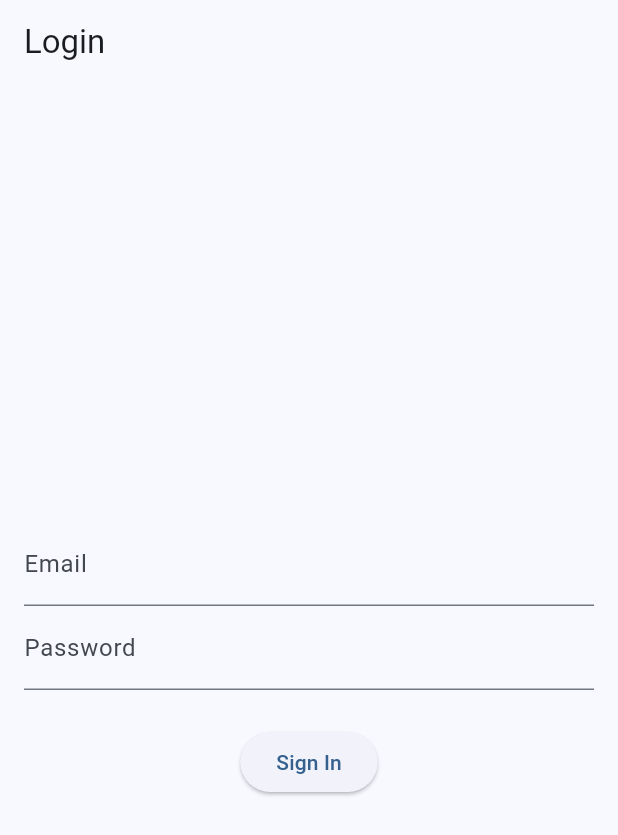
After one commit to gjorgiandonovski/CoastGuardFlutterApp, a Flutter app: the screen it shows after launch, on a phone screen of 412 x 824 dp. The commit adds this screen. Shown: the top 835 px of the screen. Run offline on Flutter 3.47's test engine with Material 3 defaults, Android fonts, the phone set to English and light mode, and no system bars; our stand-ins replace cloud_firestore, firebase_auth, firebase_core, flutter_map, fluttertoast, geolocator and 3 more; accounts and stored records are empty.

Commit message:
chore: screens, login page, authentication not working correctly yet

```diff
--- a/lib/app.dart
+++ b/lib/app.dart
@@ -1,6 +1,7 @@
 import 'package:flutter/material.dart';
-
+import 'package:firebase_auth/firebase_auth.dart';
 import 'main_screen.dart';
+import 'screens/login_screen.dart';
 
 class ProjectMadApp extends StatelessWidget {
   const ProjectMadApp({super.key});
@@ -14,7 +15,20 @@ class ProjectMadApp extends StatelessWidget {
         colorScheme: ColorScheme.fromSeed(seedColor: Colors.blue),
         useMaterial3: true,
       ),
-      home: const MainScreen(),
+      home: StreamBuilder<User?>(
+        stream: FirebaseAuth.instance.authStateChanges(),
+        builder: (context, snapshot) {
+          if (snapshot.connectionState == ConnectionState.waiting) {
+            return const Scaffold(
+              body: Center(child: CircularProgressIndicator()),
+            );
+          }
+          if (snapshot.hasData) {
+            return const MainScreen();
+          }
+          return const LoginScreen();
+        },
+      ),
     );
   }
 }
--- /dev/null
+++ b/lib/screens/login_screen.dart
@@ -0,0 +1,63 @@
+import 'package:flutter/material.dart';
+import 'package:firebase_auth/firebase_auth.dart';
+
+class LoginScreen extends StatefulWidget {
+  const LoginScreen({super.key});
+
+  @override
+  State<LoginScreen> createState() => _LoginScreenState();
+}
+
+class _LoginScreenState extends State<LoginScreen> {
+  final _emailController = TextEditingController();
+  final _passwordController = TextEditingController();
+  bool _isLoading = false;
+
+  Future<void> _signIn() async {
+    setState(() => _isLoading = true);
+    try {
+      await FirebaseAuth.instance.signInWithEmailAndPassword(
+        email: _emailController.text.trim(),
+        password: _passwordController.text.trim(),
+      );
+    } on FirebaseAuthException catch (e) {
+      ScaffoldMessenger.of(context).showSnackBar(
+        SnackBar(content: Text(e.message ?? 'Auth failed')),
+      );
+    } finally {
+      if (mounted) setState(() => _isLoading = false);
+    }
+  }
+
+  @override
+  Widget build(BuildContext context) {
+    return Scaffold(
+      appBar: AppBar(title: const Text('Login')),
+      body: Padding(
+        padding: const EdgeInsets.all(16.0),
+        child: Column(
+          mainAxisAlignment: MainAxisAlignment.center,
+          children: [
+            TextField(
+              controller: _emailController,
+              decoration: const InputDecoration(labelText: 'Email'),
+              keyboardType: TextInputType.emailAddress,
+            ),
+            TextField(
+              controller: _passwordController,
+              decoration: const InputDecoration(labelText: 'Password'),
+              obscureText: true,
+            ),
+            const SizedBox(height: 24),
+            _isLoading
+                ? const CircularProgressIndicator()
+                : ElevatedButton(
+                    onPressed: _signIn,
+                    child: const Text('Sign In'),
+                  ),
+          ],
+        ),
+      ),
+    );
+  }
+}
```
Also changed, not shown: lib/main_screen.dart (+48 -20 lines), lib/screens/alerts_screen.dart (added, +46 -0 lines), lib/screens/events_screen.dart (added, +45 -0 lines), lib/screens/map_screen.dart (+49 -100 lines), lib/screens/profile_screen.dart (added, +77 -0 lines), lib/screens/reports_screen.dart (added, +49 -0 lines).
